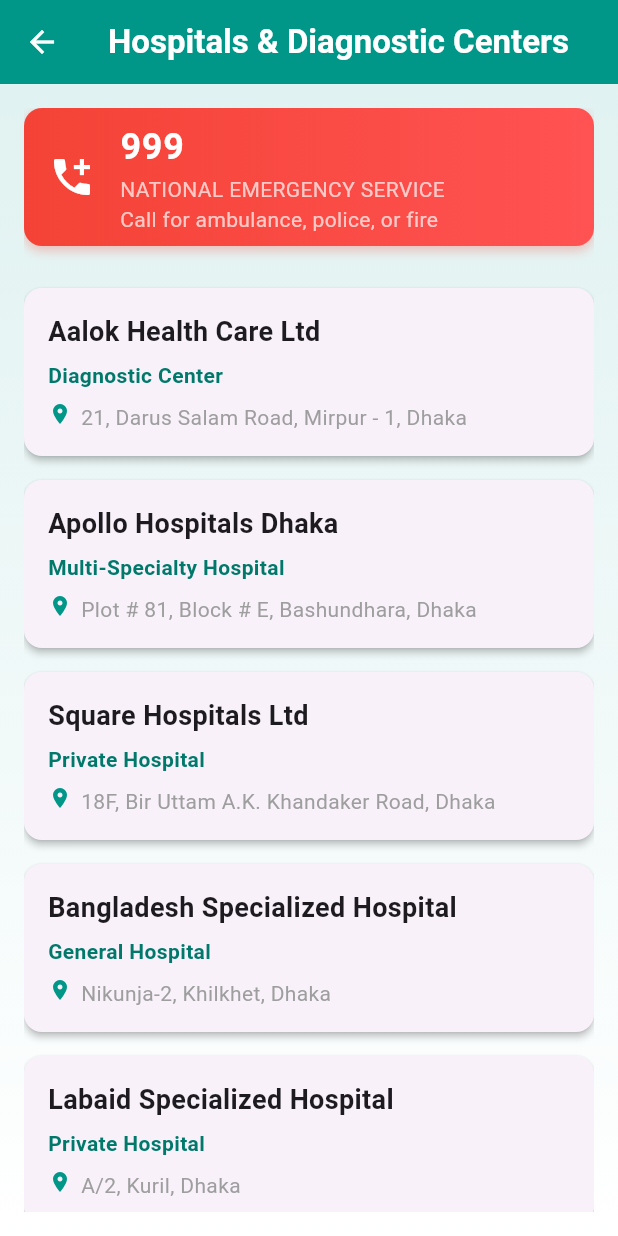
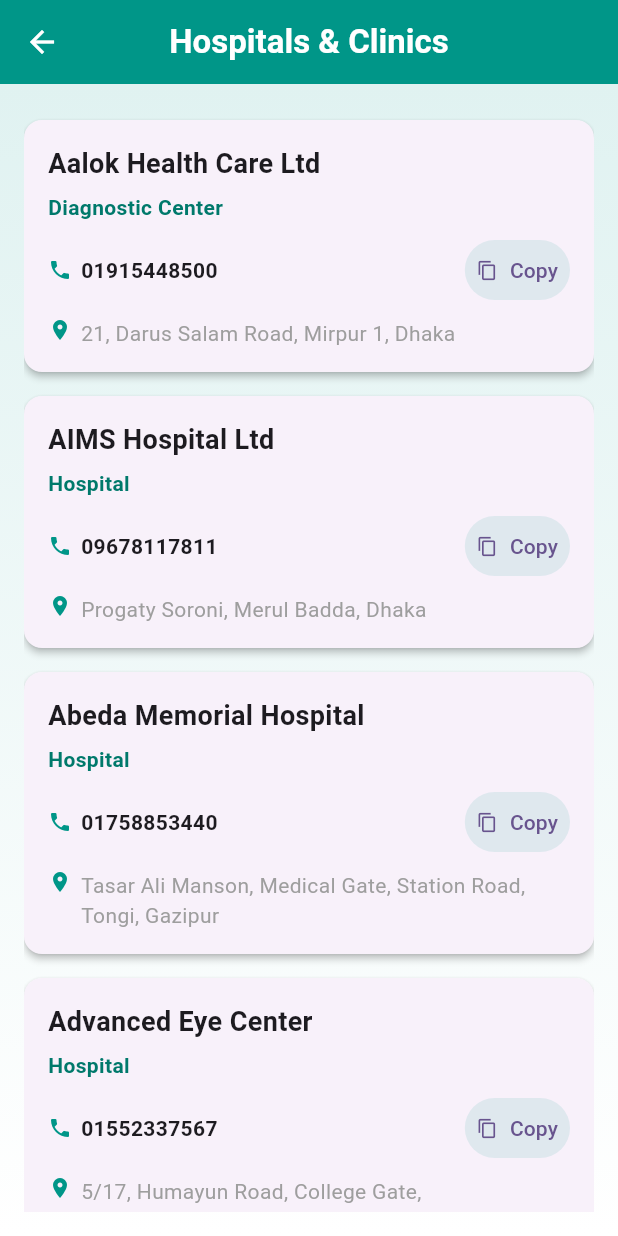
Before and after one commit to riazulrocky/Health-Expert-Flutter-App, a Flutter app: the screen it shows after launch, after a tap on "Hospital", on a phone screen of 412 x 824 dp. Run offline on Flutter 3.47's test engine with Material 3 defaults, Android fonts, the phone set to English and light mode, and no system bars.

Commit message:
ambulance

```diff
--- a/lib/home_page.dart
+++ b/lib/home_page.dart
@@ -2,17 +2,16 @@
 import 'package:health_app/bmi_calculator.dart';
 import 'package:health_app/ibw_calculator.dart';
 import 'package:health_app/hospital_page.dart';
+import 'package:health_app/ambulance_page.dart'; // ✅ Added AmbulancePage import
 
 class HomePage extends StatelessWidget {
   const HomePage({super.key});
 
-  // ✅ Make quickActions static const
   static const List<Map<String, dynamic>> quickActions = [
-    // ✅ Use const for each map
     {'icon': Icons.calculate, 'label': 'BMI\nCalculator'},
     {'icon': Icons.line_weight, 'label': 'IBW\nCalculator'},
     {'icon': Icons.local_hospital, 'label': 'Hospital'},
-    {'icon': Icons.airport_shuttle, 'label': 'Ambulance'},
+    {'icon': Icons.airport_shuttle, 'label': 'Ambulance'}, // ✅ Already has 'Ambulance' label
     {'icon': Icons.bloodtype, 'label': 'Blood\nBank'},
     {'icon': Icons.restaurant, 'label': 'Food &\nNutrition'},
     {'icon': Icons.medical_services, 'label': 'Find\nDoctors'},
@@ -24,81 +23,19 @@
   Widget build(BuildContext context) {
     return Scaffold(
       appBar: AppBar(
-        title: const Text(
-          'Health Expert',
-          style: TextStyle(fontWeight: FontWeight.bold, color: Colors.white),
-        ),
-        centerTitle: true,
+        title: const Text('Health Expert'),
         backgroundColor: Colors.teal,
       ),
       body: SingleChildScrollView(
         child: Column(
           crossAxisAlignment: CrossAxisAlignment.start,
-          children: [
-            const SizedBox(height: 20),
-
-            // Health Tips Section
-            const Padding(
-              padding: EdgeInsets.symmetric(horizontal: 16),
-              child: Column(
-                crossAxisAlignment: CrossAxisAlignment.start,
-                children: [
-                  Text(
-                    'Health Tips',
-                    style: TextStyle(fontSize: 20, fontWeight: FontWeight.bold),
-                  ),
-                  SizedBox(height: 10),
-                  _HealthTipCard(tip: 'Drink at least 8 glasses of water daily.'),
-                  _HealthTipCard(tip: 'Include more fruits and vegetables in your diet.'),
-                  _HealthTipCard(tip: 'Exercise for 30 minutes every day.'),
-                ],
-              ),
-            ),
-
-            const SizedBox(height: 20),
-
-            // Quick Actions Section
-            const Padding(
-              padding: EdgeInsets.symmetric(horizontal: 16),
-              child: Column(
-                crossAxisAlignment: CrossAxisAlignment.start,
-                children: [
-                  Text(
-                    'Quick Actions',
-                    style: TextStyle(fontSize: 20, fontWeight: FontWeight.bold),
-                  ),
-                  SizedBox(height: 10),
-                  _QuickActionsGrid(),
-                ],
-              ),
-            ),
-
-            const SizedBox(height: 20),
-
-            // Footer
-            Padding(
-              padding: const EdgeInsets.all(16),
-              child: Center(
-                child: Wrap(
-                  spacing: 16,
-                  alignment: WrapAlignment.center,
-                  children: const [
-                    TextButton(
-                      onPressed: null,
-                      child: Text('Settings', style: TextStyle(color: Colors.teal)),
-                    ),
-                    TextButton(
-                      onPressed: null,
-                      child: Text('FAQs', style: TextStyle(color: Colors.teal)),
-                    ),
-                    TextButton(
-                      onPressed: null,
-                      child: Text('Contact Us', style: TextStyle(color: Colors.teal)),
-                    ),
-                  ],
-                ),
-              ),
-            ),
+          children: const [
+            SizedBox(height: 20),
+            _HealthTipsSection(),
+            SizedBox(height: 20),
+            _QuickActionsGrid(),
+            SizedBox(height: 20),
+            _FooterSection(),
           ],
         ),
       ),
@@ -106,7 +43,62 @@
   }
 }
 
-// ✅ Helper widget for health tip cards
+// Health Tips Section
+class _HealthTipsSection extends StatelessWidget {
+  const _HealthTipsSection();
+
+  @override
+  Widget build(BuildContext context) {
+    return Padding(
+      padding: const EdgeInsets.symmetric(horizontal: 16),
+      child: Column(
+        crossAxisAlignment: CrossAxisAlignment.start,
+        children: [
+          Text('Health Tips', style: TextStyle(fontSize: 20, fontWeight: FontWeight.bold)),
+          const SizedBox(height: 10),
+          _HealthTipCard(tip: 'Drink at least 8 glasses of water daily.'),
+          _HealthTipCard(tip: 'Include more fruits and vegetables in your diet.'),
+          _HealthTipCard(tip: 'Exercise for 30 minutes every day.'),
+        ],
+      ),
+    );
+  }
+}
+
+// Quick Actions Grid
+class _QuickActionsGrid extends StatelessWidget {
+  const _QuickActionsGrid();
+
+  @override
+  Widget build(BuildContext context) {
+    return Padding(
+      padding: const EdgeInsets.symmetric(horizontal: 16),
+      child: Column(
+        crossAxisAlignment: CrossAxisAlignment.start,
+        children: [
+          Text('Quick Actions', style: TextStyle(fontSize: 20, fontWeight: FontWeight.bold)),
+          const SizedBox(height: 10),
+          GridView.builder(
+            shrinkWrap: true,
+            physics: NeverScrollableScrollPhysics(),
+            gridDelegate: const SliverGridDelegateWithFixedCrossAxisCount(
+              crossAxisCount: 3,
+              crossAxisSpacing: 10,
+              mainAxisSpacing: 10,
+            ),
+            itemCount: HomePage.quickActions.length,
+            itemBuilder: (context, index) {
+              final action = HomePage.quickActions[index];
+              return _QuickActionCard(icon: action['icon']!, label: action['label']!);
+            },
+          ),
+        ],
+      ),
+    );
+  }
+}
+
+// Health Tip Card
 class _HealthTipCard extends StatelessWidget {
   final String tip;
 
@@ -123,12 +115,7 @@
           children: [
             Icon(Icons.lightbulb, color: Colors.teal),
             SizedBox(width: 10),
-            Expanded(
-              child: Text(
-                tip,
-                style: TextStyle(fontSize: 16),
-              ),
-            ),
+            Expanded(child: Text(tip, style: TextStyle(fontSize: 16))),
           ],
         ),
       ),
@@ -136,30 +123,7 @@
   }
 }
 
-// ✅ Helper widget for quick action grid
-class _QuickActionsGrid extends StatelessWidget {
-  const _QuickActionsGrid();
-
-  @override
-  Widget build(BuildContext context) {
-    return GridView.builder(
-      shrinkWrap: true,
-      physics: const NeverScrollableScrollPhysics(),
-      gridDelegate: const SliverGridDelegateWithFixedCrossAxisCount(
-        crossAxisCount: 3,
-        crossAxisSpacing: 10,
-        mainAxisSpacing: 10,
-      ),
-      itemCount: HomePage.quickActions.length,
-      itemBuilder: (context, index) {
-        final action = HomePage.quickActions[index];
-        return _QuickActionCard(icon: action['icon'] as IconData, label: action['label'] as String);
-      },
-    );
-  }
-}
-
-// ✅ Helper widget for quick action card
+// Quick Action Card
 class _QuickActionCard extends StatelessWidget {
   final IconData icon;
   final String label;
@@ -176,7 +140,7 @@
           if (label.contains('BMI')) {
             Navigator.push(
               context,
-              MaterialPageRoute(builder: (_) => BMICalculatorScreen()), // Avoid const here if not needed
+              MaterialPageRoute(builder: (_) => BMICalculatorScreen()),
             );
           } else if (label.contains('IBW')) {
             Navigator.push(
@@ -187,6 +151,11 @@
             Navigator.push(
               context,
               MaterialPageRoute(builder: (_) => HospitalPage()),
+            );
+          } else if (label.contains('Ambulance')) { // ✅ Navigate to AmbulancePage
+            Navigator.push(
+              context,
+              MaterialPageRoute(builder: (_) => AmbulancePage()),
             );
           } else {
             print('Tapped: $label');
@@ -199,11 +168,7 @@
             children: [
               Icon(icon, size: 30, color: Colors.teal),
               SizedBox(height: 8),
-              Text(
-                label,
-                textAlign: TextAlign.center,
-                style: const TextStyle(fontSize: 12, fontWeight: FontWeight.bold),
-              ),
+              Text(label, textAlign: TextAlign.center, style: TextStyle(fontSize: 12, fontWeight: FontWeight.bold)),
             ],
           ),
         ),
@@ -211,3 +176,35 @@
     );
   }
 }
+
+// Footer Section
+class _FooterSection extends StatelessWidget {
+  const _FooterSection();
+
+  @override
+  Widget build(BuildContext context) {
+    return Padding(
+      padding: const EdgeInsets.all(16),
+      child: Center(
+        child: Wrap(
+          spacing: 16,
+          alignment: WrapAlignment.center,
+          children: const [
+            TextButton(
+              onPressed: null,
+              child: Text('Settings', style: TextStyle(color: Colors.teal)),
+            ),
+            TextButton(
+              onPressed: null,
+              child: Text('FAQs', style: TextStyle(color: Colors.teal)),
+            ),
+            TextButton(
+              onPressed: null,
+              child: Text('Contact Us', style: TextStyle(color: Colors.teal)),
+            ),
+          ],
+        ),
+      ),
+    );
+  }
+}
--- a/lib/hospital_page.dart
+++ b/lib/hospital_page.dart
@@ -1,99 +1,124 @@
 import 'package:flutter/material.dart';
+import 'package:flutter/services.dart'; // Required for Clipboard
 
 class HospitalPage extends StatelessWidget {
-  HospitalPage({Key? key}) : super(key: key);
-
-  // Emergency banner widget
-  Widget _buildEmergencyBanner(BuildContext context) {
-    return Container(
-      margin: const EdgeInsets.only(bottom: 20),
-      decoration: BoxDecoration(
-        borderRadius: BorderRadius.circular(12),
-        gradient: const LinearGradient(
-          colors: [Colors.red, Colors.redAccent],
-          begin: Alignment.centerLeft,
-          end: Alignment.centerRight,
-        ),
-        boxShadow: [
-          BoxShadow(
-            color: Colors.red.withOpacity(0.3),
-            blurRadius: 6,
-            offset: Offset(0, 3),
-          ),
-        ],
-      ),
-      child: ListTile(
-        leading: const Icon(Icons.add_call, color: Colors.white, size: 32),
-        title: const Text(
-          '999',
-          style: TextStyle(
-            fontSize: 24,
-            fontWeight: FontWeight.bold,
-            color: Colors.white,
-          ),
-        ),
-        subtitle: const Text(
-          'NATIONAL EMERGENCY SERVICE\nCall for ambulance, police, or fire',
-          style: TextStyle(
-            fontSize: 14,
-            color: Colors.white70,
-          ),
-        ),
-      ),
-    );
-  }
+  HospitalPage({super.key});
 
   // Static hospital data
   final List<Map<String, String>> _hospitals = [
     {
       'name': 'Aalok Health Care Ltd',
       'type': 'Diagnostic Center',
-      'location': '21, Darus Salam Road, Mirpur - 1, Dhaka'
+      'contact': '01915448500',
+      'location': '21, Darus Salam Road, Mirpur 1, Dhaka'
     },
     {
-      'name': 'Apollo Hospitals Dhaka',
-      'type': 'Multi-Specialty Hospital',
-      'location': 'Plot # 81, Block # E, Bashundhara, Dhaka'
+      'name': 'AIMS Hospital Ltd',
+      'type': 'Hospital',
+      'contact': '09678117811',
+      'location': 'Progaty Soroni, Merul Badda, Dhaka'
     },
     {
-      'name': 'Square Hospitals Ltd',
-      'type': 'Private Hospital',
-      'location': '18F, Bir Uttam A.K. Khandaker Road, Dhaka'
+      'name': 'Abeda Memorial Hospital',
+      'type': 'Hospital',
+      'contact': '01758853440',
+      'location': 'Tasar Ali Manson, Medical Gate, Station Road, Tongi, Gazipur'
     },
     {
-      'name': 'Bangladesh Specialized Hospital',
-      'type': 'General Hospital',
-      'location': 'Nikunja-2, Khilkhet, Dhaka'
+      'name': 'Advanced Eye Center',
+      'type': 'Hospital',
+      'contact': '01552337567',
+      'location': '5/17, Humayun Road, College Gate, Mohammadpur, Dhaka'
     },
     {
-      'name': 'Labaid Specialized Hospital',
-      'type': 'Private Hospital',
-      'location': 'A/2, Kuril, Dhaka'
+      'name': 'Advertisement Dental Clinic',
+      'type': 'Dental Clinic',
+      'contact': '01741331741',
+      'location': 'Road No. 4, Baridhara, Dhaka'
     },
     {
-      'name': 'United Hospital Limited',
-      'type': 'Tertiary Care Hospital',
-      'location': 'Plot 15, Rd No 71, Gulshan-2, Dhaka'
+      'name': 'Ahsania Mission Cancer & General Hospital',
+      'type': 'Hospital',
+      'contact': '029123420',
+      'location': 'Road No. 12, Dhanmondi R/A, Dhaka'
     },
     {
-      'name': 'Holy Family Red Crescent Medical College',
-      'type': 'Medical College Hospital',
-      'location': 'Tejgaon, Dhaka'
+      'name': 'Ahsania Mission Cancer & General Hospital',
+      'type': 'Hospital',
+      'contact': '029008919',
+      'location': 'Section 14, Mirpur, Dhaka 1206'
     },
     {
-      'name': 'Ibn Sina Diagnostic Center',
-      'type': 'Diagnostic Center',
-      'location': 'House 15, Road 8/A, Baridhara, Dhaka'
+      'name': 'Ahsania Mission Cancer & General Hospital',
+      'type': 'Hospital',
+      'contact': '028119521',
+      'location': 'Sector 10, Uttara Model Town, Dhaka 1230'
     },
     {
-      'name': 'Evercare Hospital Dhaka',
-      'type': 'Critical Care Hospital',
-      'location': 'Plot 81, Block E, Bashundhara R/A, Dhaka'
+      'name': 'Aiko Dental Clinic',
+      'type': 'Clinic',
+      'contact': '01819249262',
+      'location': 'Road No. 10, Banani, Dhaka 1213'
     },
     {
-      'name': 'Bangabandhu Sheikh Mujib Medical University',
-      'type': 'Medical University Hospital',
-      'location': 'Shahbag, Dhaka'
+      'name': 'Al Barakh General Hospital',
+      'type': 'Hospital',
+      'contact': '01924545494',
+      'location': 'Ali Super Market, Near Tongi Model Thana, Tongi, Gazipur'
+    },
+    {
+      'name': 'Al Raji Hospital Pvt.',
+      'type': 'General Hospital',
+      'contact': '01840756944',
+      'location': 'Farmgate, Dhaka'
+    },
+    {
+      'name': 'Anwer Khan Modern Medical College & Hospital',
+      'type': 'Hospital',
+      'contact': '0258616074',
+      'location': 'Road No. 8, Dhanmondi R/A, Dhaka 1205'
+    },
+    {
+      'name': 'Badda General Hospital',
+      'type': 'Hospital',
+      'contact': '01714643324',
+      'location': 'Cha-107/2, North Badda, Progoti Sarani, Badda, Dhaka'
+    },
+    {
+      'name': 'Banani Dental Clinic',
+      'type': 'Dental Clinic',
+      'contact': '029894040',
+      'location': 'Road No. 12, Block-E, Banani, Dhaka'
+    },
+    {
+      'name': 'Bangabondhu Sheikh Mujib Medical University (PG Hospital)',
+      'type': 'Hospital',
+      'contact': '0255165760',
+      'location': 'Shahbagh, Dhaka'
+    },
+    {
+      'name': 'Bangladesh ENT Hospital',
+      'type': 'Hospital',
+      'contact': '01717250667',
+      'location': 'Shobhanbag, Mirpur Road, (Opposite of Rapa Plaza), Dhaka'
+    },
+    {
+      'name': 'BIRDEM',
+      'type': 'Hospital',
+      'contact': '028616641',
+      'location': 'Kazi Nazrul Avenue, Shahbagh, Dhaka'
+    },
+    {
+      'name': 'Bangladesh Medical College & Hospital',
+      'type': 'General Hospital',
+      'contact': '029118202',
+      'location': 'Road No. 14/A, Dhanmondi, Dhaka'
+    },
+    {
+      'name': 'Bangladesh Psychiatric Care',
+      'type': 'Hospital',
+      'contact': '+8809604604604',
+      'location': 'Shimanta Shambhar Shopping Complex, Pilkhana, Dhaka'
     },
   ];
 
@@ -126,6 +151,36 @@
             ),
             const SizedBox(height: 8),
             Row(
+              children: [
+                const Icon(Icons.phone, size: 16, color: Colors.teal),
+                const SizedBox(width: 6),
+                Expanded(
+                  child: Text(
+                    hospital['contact']!,
+                    style: const TextStyle(fontSize: 14, fontWeight: FontWeight.bold),
+                  ),
+                ),
+                TextButton.icon(
+                  onPressed: () {
+                    Clipboard.setData(ClipboardData(text: hospital['contact']!));
+                    ScaffoldMessenger.of(context).showSnackBar(
+                      SnackBar(content: Text('Copied ${hospital['contact']}')),
+                    );
+                  },
+                  icon: const Icon(Icons.copy, size: 14),
+                  label: const Text('Copy'),
+                  style: TextButton.styleFrom(
+                    padding: const EdgeInsets.symmetric(horizontal: 8, vertical: 4),
+                    backgroundColor: Colors.teal.withOpacity(0.1),
+                    shape: RoundedRectangleBorder(
+                      borderRadius: BorderRadius.circular(20),
+                    ),
+                  ),
+                ),
+              ],
+            ),
+            const SizedBox(height: 8),
+            Row(
               crossAxisAlignment: CrossAxisAlignment.start,
               children: [
                 const Icon(Icons.location_on, size: 16, color: Colors.teal),
@@ -149,7 +204,7 @@
     return Scaffold(
       appBar: AppBar(
         title: const Text(
-          'Hospitals & Diagnostic Centers',
+          'Hospitals & Clinics',
           style: TextStyle(
             color: Colors.white,
             fontWeight: FontWeight.bold,
@@ -158,7 +213,7 @@
         backgroundColor: Colors.teal,
         centerTitle: true,
         elevation: 0,
-        iconTheme: const IconThemeData(color: Colors.white), // White back arrow
+        iconTheme: const IconThemeData(color: Colors.white), // ✅ White back arrow
       ),
       body: Container(
         padding: const EdgeInsets.all(16),
@@ -171,7 +226,7 @@
         ),
         child: ListView(
           children: [
-            _buildEmergencyBanner(context),
+            // ✅ Removed emergency banner
             ..._hospitals.map((hospital) => _buildHospitalCard(context, hospital)),
           ],
         ),
```
